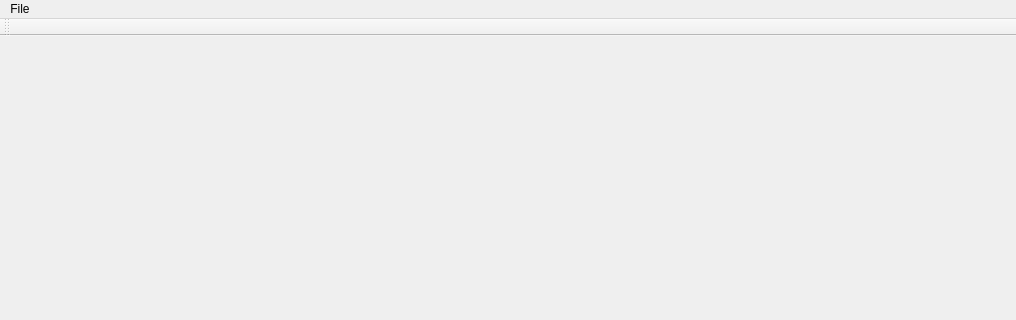
tlbruns/CI-Guidance, file vtk_test/vtk_test.ui: the form before one commit; both pictures show x 0 to 1016 and y 0 to 320 of the 1016 by 866 pixel window.
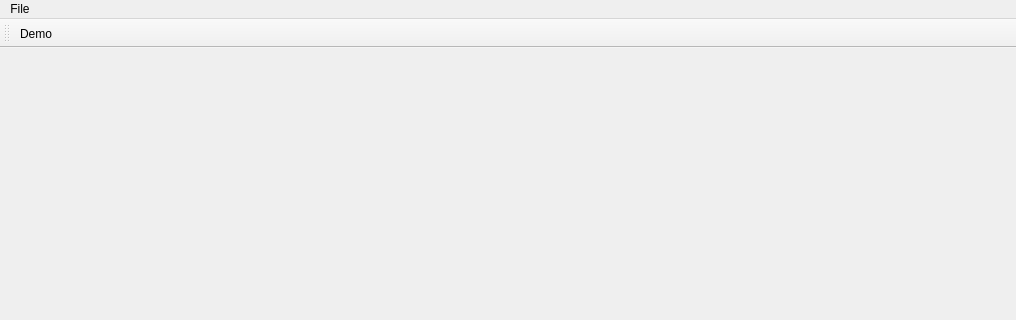
The form after the commit.

Patch:
```diff
--- a/vtk_test/vtk_test.ui
+++ b/vtk_test/vtk_test.ui
@@ -62,6 +62,7 @@
    <attribute name="toolBarBreak">
     <bool>false</bool>
    </attribute>
+   <addaction name="actionDemo"/>
   </widget>
   <widget class="QStatusBar" name="statusBar"/>
   <action name="actionClose">
```
Left out of the diff: 1 changed line with no effect on the pictures.
